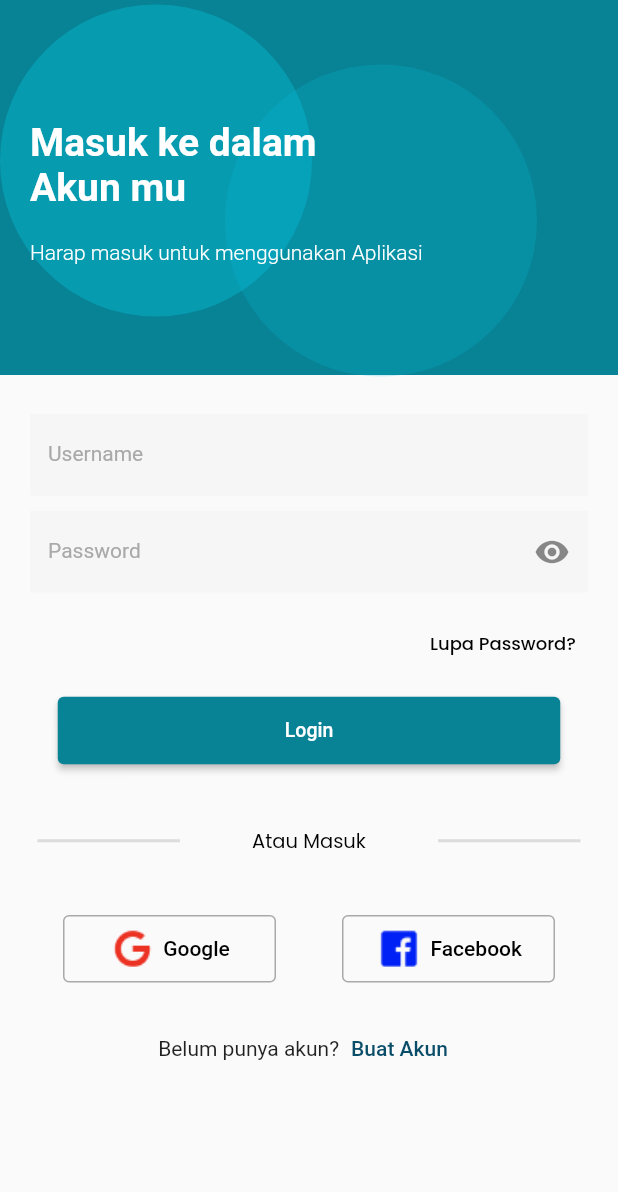
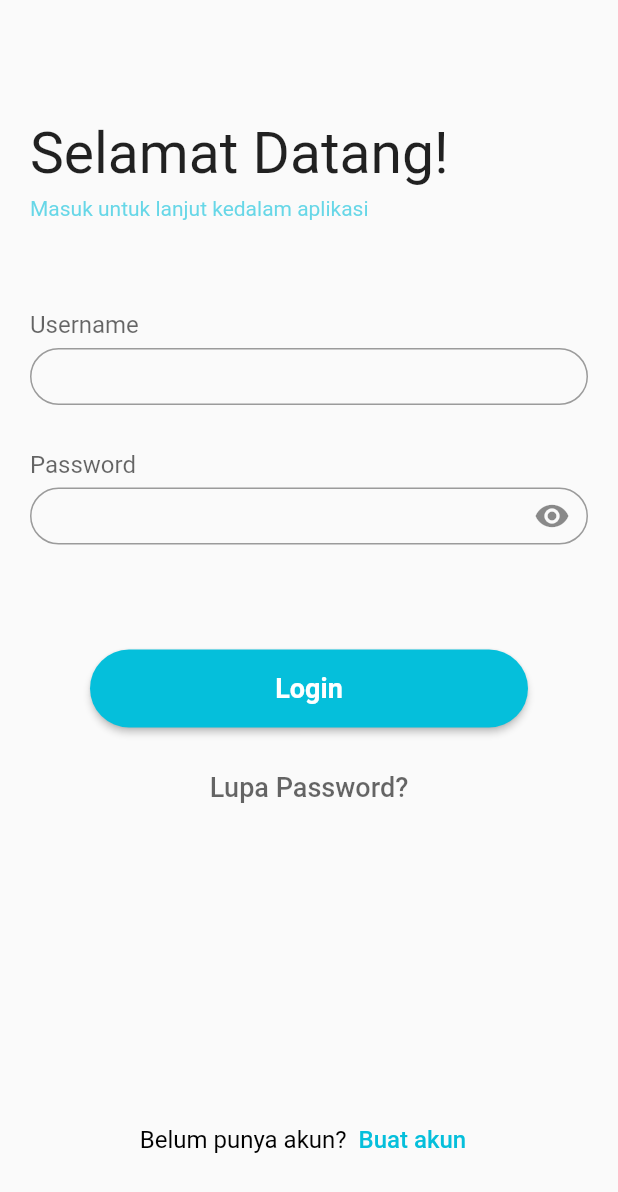
Before and after one commit to shandikadav/jogjatour, a Flutter app: the screen it shows after launch, on a phone screen of 412 x 824 dp. Shown: the top 1192 px of the screen. Run offline on Flutter 3.47's test engine with Material 2 defaults, Android fonts, the light colour scheme and no system bars; our stand-ins replace carousel_slider, google_fonts.

Commit message:
update signin_page.dart

```diff
--- a/lib/main.dart
+++ b/lib/main.dart
@@ -2,7 +2,7 @@ import 'package:flutter/material.dart';
 import 'package:flutter/services.dart';
 import 'package:jogjatour/pages/favorite.dart';
 import 'package:jogjatour/pages/homepages.dart';
-import 'package:jogjatour/pages/login_pages.dart';
+import 'package:jogjatour/pages/signin_page.dart';
 import 'package:jogjatour/pages/main_pages.dart';
 import 'package:jogjatour/pages/on_board.dart';
 import 'package:jogjatour/pages/profile.dart';
@@ -11,9 +11,11 @@ import 'package:jogjatour/pages/splash_page.dart';
 
 void main() {
   WidgetsFlutterBinding.ensureInitialized();
-  SystemChrome.setPreferredOrientations([
-    DeviceOrientation.portraitUp
-  ]);
+  SystemChrome.setPreferredOrientations([DeviceOrientation.portraitUp]);
+  SystemChrome.setSystemUIOverlayStyle(SystemUiOverlayStyle(
+    systemNavigationBarColor: Colors.black, // navigation bar color
+    statusBarColor: Colors.transparent, // status bar color
+  ));
   runApp(const MyApp());
 }
 
@@ -27,12 +29,12 @@ class MyApp extends StatelessWidget {
       routes: {
         '/': (context) => SplashPages(),
         '/on-boarding': (context) => OnBoardingPages(),
-        '/login' :(context) => LoginPages(),
-        '/mainpage' :(context) => MainPages(),
-        '/homepage' :(context) => HomePages(),
-        '/search' :(context) => Searchpage(),
-        '/favorite' :(context) => FavoritePage(),
-        '/profile' :(context) => ProfilePage(),
+        '/login': (context) => LoginPages(),
+        '/mainpage': (context) => MainPages(),
+        '/homepage': (context) => HomePages(),
+        '/search': (context) => Searchpage(),
+        '/favorite': (context) => FavoritePage(),
+        '/profile': (context) => ProfilePage(),
       },
     );
   }
--- a/lib/pages/on_board.dart
+++ b/lib/pages/on_board.dart
@@ -1,5 +1,5 @@
 import 'package:flutter/material.dart';
-import 'package:jogjatour/pages/login_pages.dart';
+import 'package:jogjatour/pages/signin_page.dart';
 import '../contents_onboarding.dart';
 
 class OnBoardingPages extends StatefulWidget {
@@ -107,7 +107,8 @@ class _OnBoardingPagesState extends State<OnBoardingPages> {
               child: TextButton(
                 onPressed: () {
                   if (currentIndex == contents.length - 1) {
-                    Navigator.push(context, MaterialPageRoute(builder: (_)=> LoginPages()));
+                    Navigator.push(context,
+                        MaterialPageRoute(builder: (_) => LoginPages()));
                   }
                   _controller.nextPage(
                       duration: Duration(milliseconds: 100),
--- a/lib/pages/register_page.dart
+++ b/lib/pages/register_page.dart
@@ -1,5 +1,5 @@
 import 'package:flutter/services.dart';
-import 'package:jogjatour/pages/login_pages.dart';
+import 'package:jogjatour/pages/signin_page.dart';
 import 'package:flutter/material.dart';
 
 class RegisterPage extends StatelessWidget {
--- /dev/null
+++ b/lib/pages/signin_page.dart
@@ -0,0 +1,144 @@
+import 'package:flutter/services.dart';
+import 'package:jogjatour/pages/forgotpass_page.dart';
+import 'package:jogjatour/pages/main_pages.dart';
+import 'package:jogjatour/pages/register_page.dart';
+import 'package:jogjatour/theme.dart';
+import 'package:flutter/material.dart';
+
+class LoginPages extends StatelessWidget {
+  const LoginPages({super.key});
+
+  @override
+  Widget build(BuildContext context) {
+    return AnnotatedRegion<SystemUiOverlayStyle>(
+      value: SystemUiOverlayStyle.dark,
+      child: Scaffold(
+        body: SafeArea(
+            child: Padding(
+          padding: const EdgeInsets.only(left: 20, right: 20),
+          child: Column(
+            children: [
+              Expanded(
+                child: ListView(
+                  children: [
+                    SizedBox(
+                      height: 80,
+                    ),
+                    Text(
+                      "Selamat Datang!",
+                      style: TextStyle(fontSize: 38),
+                    ),
+                    SizedBox(
+                      height: 6,
+                    ),
+                    Text("Masuk untuk lanjut kedalam aplikasi",
+                        style: TextStyle(
+                          fontSize: 14,
+                          color: Color.fromRGBO(5, 191, 219, 0.6),
+                        )),
+                    SizedBox(
+                      height: 60,
+                    ),
+                    Text("Username",
+                        style: TextStyle(
+                          fontSize: 16,
+                          color: Color.fromRGBO(0, 0, 0, 0.6),
+                        )),
+                    SizedBox(
+                      height: 6,
+                    ),
+                    SizedBox(
+                      height: 38,
+                      child: TextField(
+                        decoration: InputDecoration(
+                            contentPadding: EdgeInsets.all(10),
+                            border: OutlineInputBorder(
+                                borderRadius: BorderRadius.circular(25.0))),
+                      ),
+                    ),
+                    SizedBox(
+                      height: 30,
+                    ),
+                    Text("Password",
+                        style: TextStyle(
+                          fontSize: 16,
+                          color: Color.fromRGBO(0, 0, 0, 0.6),
+                        )),
+                    SizedBox(
+                      height: 6,
+                    ),
+                    SizedBox(
+                      height: 38,
+                      child: TextField(
+                        decoration: InputDecoration(
+                            contentPadding: EdgeInsets.all(10),
+                            suffixIcon: Icon(Icons.remove_red_eye),
+                            border: OutlineInputBorder(
+                                borderRadius: BorderRadius.circular(25.0))),
+                        obscureText: true,
+                      ),
+                    ),
+                    SizedBox(
+                      height: 70,
+                    ),
+                    Padding(
+                      padding: const EdgeInsets.symmetric(horizontal: 40),
+                      child: ElevatedButton(
+                        onPressed: () {},
+                        child: Text(
+                          "Login",
+                          style: TextStyle(
+                              fontWeight: FontWeight.w700, fontSize: 18),
+                        ),
+                        style: ElevatedButton.styleFrom(
+                          backgroundColor: Color.fromRGBO(5, 191, 219, 1),
+                          shape: StadiumBorder(),
+                          fixedSize: Size(200, 52),
+                        ),
+                      ),
+                    ),
+                    SizedBox(
+                      height: 16,
+                    ),
+                    Padding(
+                      padding: const EdgeInsets.symmetric(horizontal: 80),
+                      child: TextButton(
+                        onPressed: () {},
+                        child: Text("Lupa Password?",
+                            style: TextStyle(
+                              fontSize: 18,
+                              color: Color.fromRGBO(0, 0, 0, 0.6),
+                            )),
+                      ),
+                    ),
+                  ],
+                ),
+              ),
+              Padding(
+                padding: const EdgeInsets.only(bottom: 40),
+                child: Row(
+                  mainAxisAlignment: MainAxisAlignment.center,
+                  children: [
+                    Text("Belum punya akun?",
+                        style: TextStyle(
+                          fontSize: 16,
+                          color: Colors.black,
+                        )),
+                    TextButton(
+                      onPressed: () {},
+                      child: Text("Buat akun",
+                          style: TextStyle(
+                            fontSize: 16,
+                            color: Color.fromRGBO(5, 191, 219, 1),
+                          )),
+                    ),
+                  ],
+                ),
+              ),
+            ],
+          ),
+        )),
+      ),
+    );
+  }
+}
```
